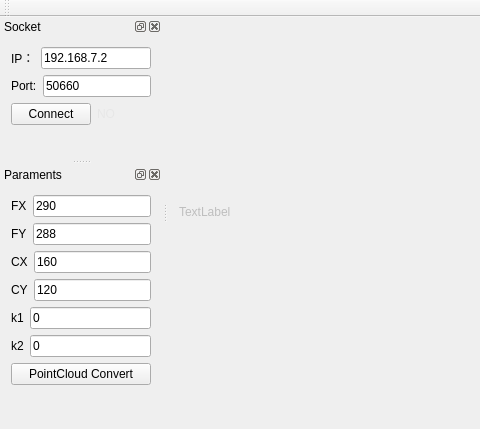
Above: SmartEye/SmartEye/smarteye.ui from SHU3DVision/SmartEye before the change; both pictures show x 0 to 480 and y 0 to 429 of the 1093 by 429 pixel window. Below: the same form after it.
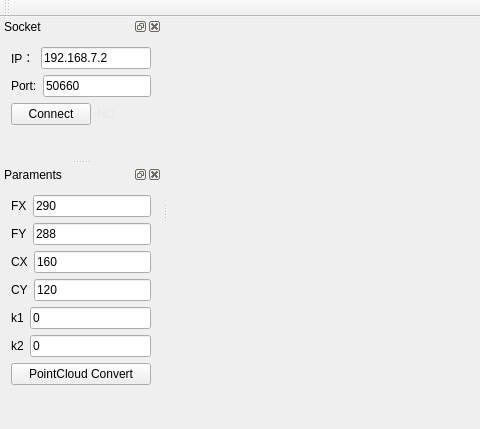
That is the form after the change. Custom widgets are drawn as their Qt base class.

Commit message: 优化界面

The edit to the form file:
```diff
--- a/SmartEye/SmartEye/smarteye.ui
+++ b/SmartEye/SmartEye/smarteye.ui
@@ -21,7 +21,7 @@
        <bool>false</bool>
       </property>
       <property name="text">
-       <string>TextLabel</string>
+       <string/>
       </property>
      </widget>
     </item>
```
The commit also changes 2 other files.
